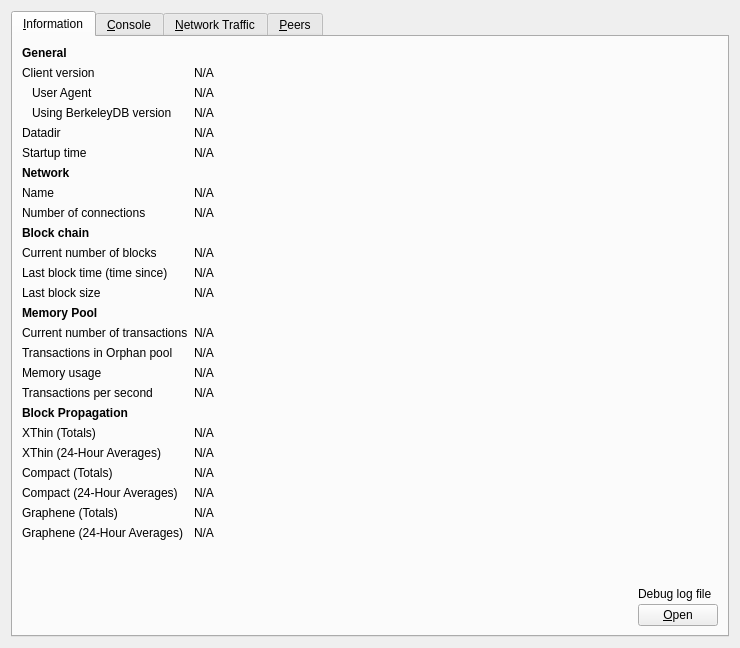
First picture: the form in src/qt/forms/debugwindow.ui, repository BitcoinUnlimited/BitcoinUnlimited, before the edit.
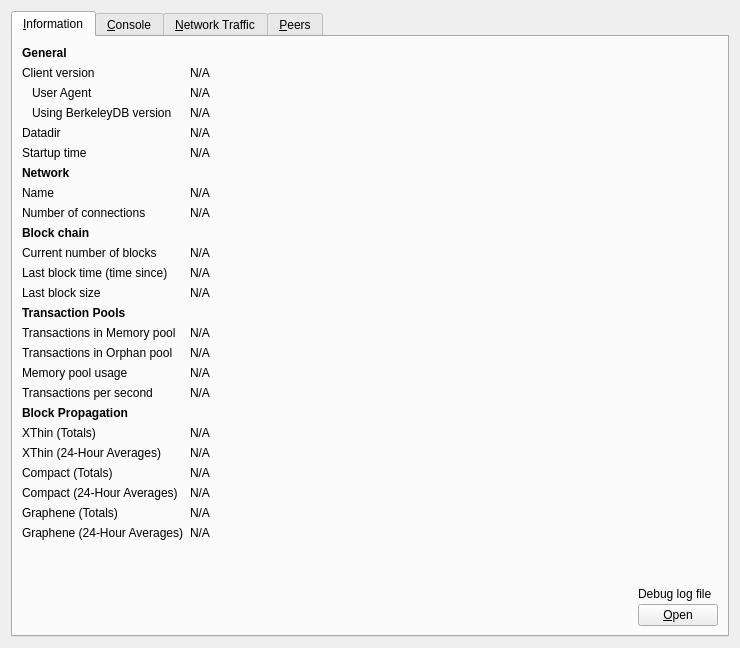
Second picture: the form after the edit. Icons and pictures are not drawn. Custom widgets are drawn as their Qt base class.

Commit message: Clarify the debug ui transaction pool naming

Patch:
```diff
--- a/src/qt/forms/debugwindow.ui
+++ b/src/qt/forms/debugwindow.ui
@@ -103,7 +103,7 @@
        <item row="15" column="0">
         <widget class="QLabel" name="labelNumberOfTransactions">
          <property name="text">
-          <string>Current number of transactions</string>
+          <string>Transactions in Memory pool</string>
          </property>
         </widget>
        </item>
@@ -117,7 +117,7 @@
        <item row="17" column="0">
         <widget class="QLabel" name="labelMemoryUsage">
          <property name="text">
-          <string>Memory usage</string>
+          <string>Memory pool usage</string>
          </property>
         </widget>
        </item>
@@ -405,7 +405,7 @@
           </font>
          </property>
          <property name="text">
-          <string>Memory Pool</string>
+          <string>Transaction Pools</string>
          </property>
         </widget>
        </item>
```
